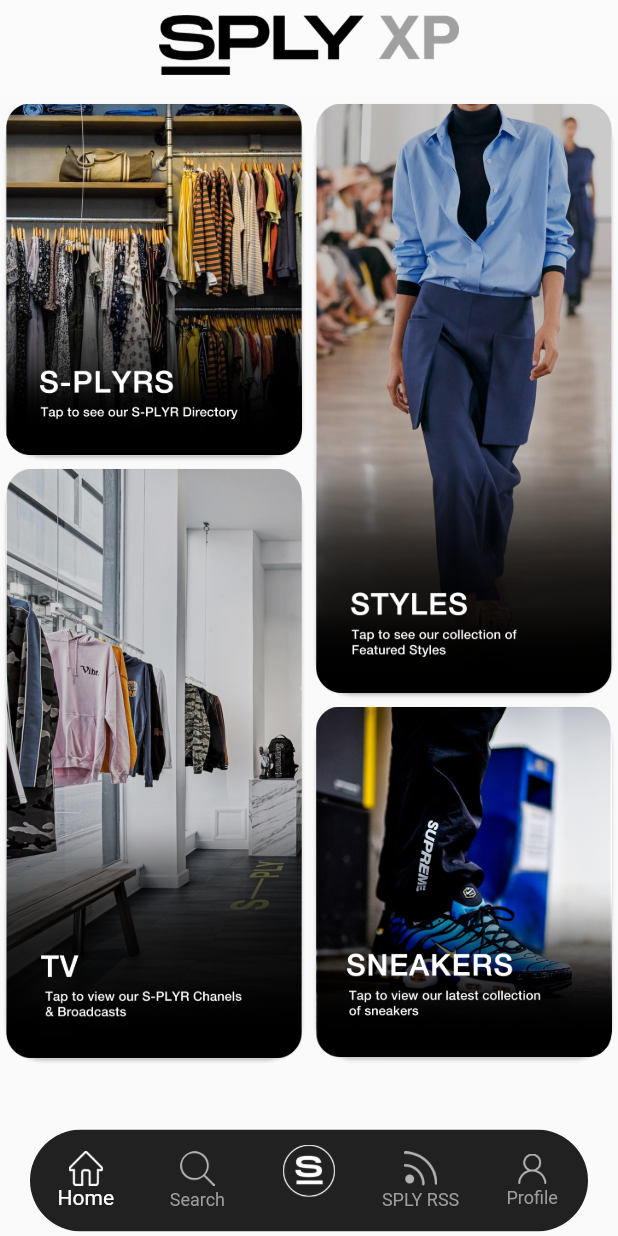
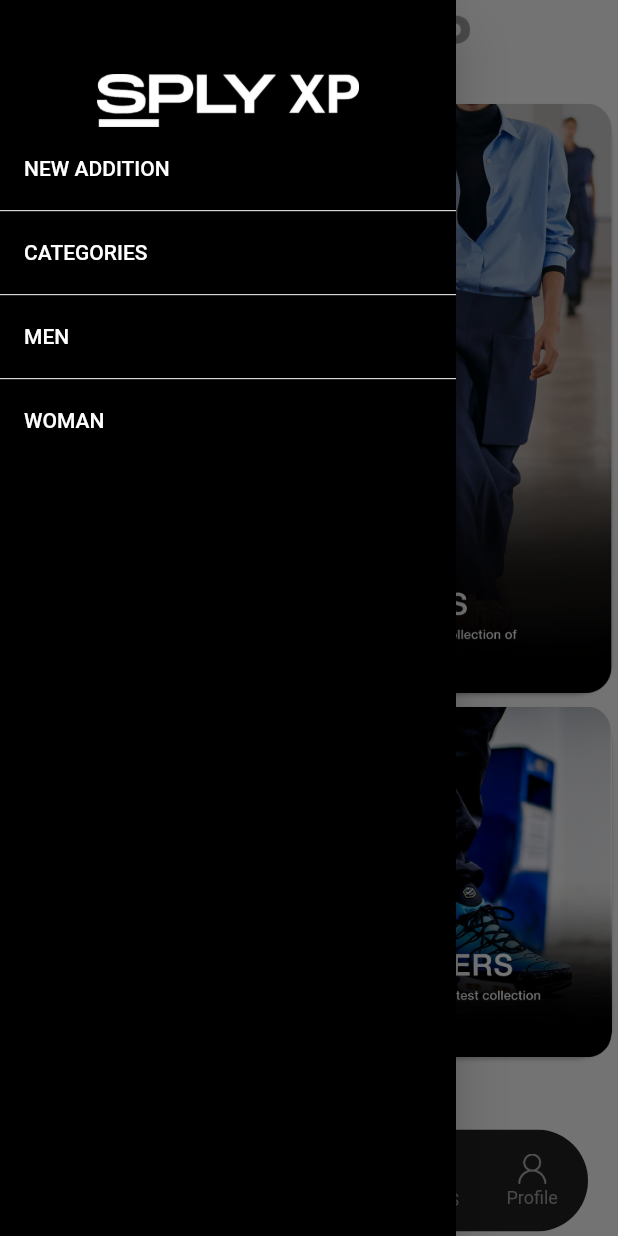
Before and after one commit to ZohaibAlvi98/appFrontend, a Flutter app: the screen it shows after launch, with the side drawer open (before the commit the screen has no drawer), on a phone screen of 412 x 824 dp. Run offline on Flutter 3.47's test engine with Material 2 defaults, Android fonts, the phone set to English and light mode, and no system bars; our stand-ins replace carousel_slider, chewie, image_picker, video_player, youtube_player_iframe.

Commit message:
added drawers

```diff
--- a/lib/bottomNav.dart
+++ b/lib/bottomNav.dart
@@ -30,6 +30,7 @@
   ];
   @override
   Widget build(BuildContext context) {
+    double width = MediaQuery.of(context).size.width;
     return WillPopScope(
         onWillPop: () async {
           if (_selectedIndex == 0) return true;
@@ -41,16 +42,35 @@
         child: Scaffold(
           appBar: _selectedIndex == 0
               ? AppBar(
+                  leading: Builder(
+                    builder: (context) => IconButton(
+                      icon: new Icon(
+                        Icons.menu,
+                        color: Colors.black,
+                        size: width * 0.11,
+                      ),
+                      onPressed: () => Scaffold.of(context).openDrawer(),
+                    ),
+                  ),
                   toolbarHeight: 60,
                   elevation: 0,
+                  centerTitle: true,
                   backgroundColor: Colors.white12,
-                  title: Center(
+                  title: Padding(
+                    padding: EdgeInsets.only(left: 15.0),
                     child: Image.asset(
                       'assets/images/home3.png',
                       height: 40,
                     ),
                   ))
               : Appbar(context),
+          drawer: Theme(
+              data: Theme.of(context).copyWith(
+                canvasColor: Colors
+                    .black, //This will change the drawer background to blue.
+                //other styles
+              ),
+              child: _selectedIndex == 0 ? drawerAppBar(context) : Container()),
           body: _bottomNavList.elementAt(_selectedIndex),
           bottomNavigationBar: Navbar(_onItemTapped, _selectedIndex),
         ));
--- a/lib/views/home.dart
+++ b/lib/views/home.dart
@@ -4,6 +4,7 @@
 import './sneakers/sneakers-main.dart';
 import './styles/styles-main.dart';
 import './tv/tv-main.dart';
+import '../widgets/innerAppBar.dart';
 
 class Home extends StatefulWidget {
   @override
--- a/lib/widgets/innerAppBar.dart
+++ b/lib/widgets/innerAppBar.dart
@@ -1,13 +1,32 @@
 import 'package:flutter/material.dart';
 import 'package:splyxp/views/cart/cart.dart';
+import '../views/drawer/by-category.dart';
+import '../views/drawer/men&women.dart';
+import '../views/drawer/arrivals.dart';
 
-void _navigatorPage(context) {
+void _navigatorPage(context, index) {
   // Navigator.of(context).pop(new PageRouteBuilder());
   Navigator.of(context).push(new PageRouteBuilder(
       opaque: true,
       transitionDuration: const Duration(),
       pageBuilder: (BuildContext context, _, __) {
-        return Cart();
+        if (index == 'cart') {
+          return Cart();
+        } else if (index == 'categories') {
+          return ByCategory();
+        } else if (index == 'men') {
+          return MenWoman(
+            page: 'men',
+          );
+        } else if (index == 'women') {
+          return MenWoman(
+            page: 'women',
+          );
+        } else if (index == 'new') {
+          return Arrivals();
+        } else {
+          return null;
+        }
       },
       transitionsBuilder: (_, Animation<double> animation, __, Widget child) {
         return new SlideTransition(
@@ -33,7 +52,7 @@
             height: 30,
           ),
           onPressed: () {
-            _navigatorPage(context);
+            _navigatorPage(context, 'cart');
           })
     ],
     toolbarHeight: 60,
@@ -65,7 +84,7 @@
                 height: 30,
               ),
               onPressed: () {
-                _navigatorPage(context);
+                _navigatorPage(context, 'cart');
               })
           : SizedBox()
     ],
@@ -125,7 +144,7 @@
             height: 30,
           ),
           onPressed: () {
-            _navigatorPage(context);
+            _navigatorPage(context, 'cart');
           })
     ],
     elevation: 0,
@@ -160,3 +179,65 @@
         : null,
   );
 }
+
+Widget drawerAppBar(context) {
+  return Drawer(
+      child: Column(
+    children: [
+      Padding(
+        padding: EdgeInsets.only(
+            top: (MediaQuery.of(context).size.height -
+                    MediaQuery.of(context).padding.top) *
+                0.06),
+        child: Center(
+          child: Image.asset(
+            'assets/images/drawerImg.jpg',
+            height: 35,
+          ),
+        ),
+      ),
+      ListView(
+          shrinkWrap: true,
+          children: ListTile.divideTiles(
+              //          <-- ListTile.divideTiles
+              context: context,
+              color: Colors.white,
+              tiles: [
+                InkWell(
+                  onTap: () {
+                    _navigatorPage(context, 'new');
+                  },
+                  child: ListTile(
+                    title: Text('NEW ADDITION',
+                        style: TextStyle(color: Colors.white)),
+                  ),
+                ),
+                InkWell(
+                  onTap: () {
+                    _navigatorPage(context, 'categories');
+                  },
+                  child: ListTile(
+                    title: Text('CATEGORIES',
+                        style: TextStyle(color: Colors.white)),
+                  ),
+                ),
+                InkWell(
+                  onTap: () {
+                    _navigatorPage(context, 'men');
+                  },
+                  child: ListTile(
+                    title: Text('MEN', style: TextStyle(color: Colors.white)),
+                  ),
+                ),
+                InkWell(
+                  onTap: () {
+                    _navigatorPage(context, 'women');
+                  },
+                  child: ListTile(
+                    title: Text('WOMAN', style: TextStyle(color: Colors.white)),
+                  ),
+                ),
+              ]).toList()),
+    ],
+  ));
+}
--- a/pubspec.yaml
+++ b/pubspec.yaml
@@ -67,7 +67,7 @@
     - assets/images/rssDetail/
     - assets/images/styleDetail/
     - assets/images/ByCategories/
-
+    - assets/images/arrivals/
 
 
   # To add assets to your application, add an assets section, like this:
```
Also changed, not shown: lib/views/cart/cart.dart (+7 -7 lines), lib/views/drawer/arrivals.dart (added, +152 -0 lines), lib/views/drawer/men&women.dart (+67 -15 lines), lib/views/s-plyrs/channel/channel.dart (+22 -22 lines), assets/images/ByCategories/accessories.jpg, assets/images/ByCategories/bottoms.jpg, assets/images/ByCategories/coats.jpg, assets/images/ByCategories/hoodies.jpg, assets/images/ByCategories/shorts.jpg, assets/images/ByCategories/sneakers.jpg, assets/images/ByCategories/sweaters.jpg, assets/images/ByCategories/tops.jpg, assets/images/arrivals/main.jpg (added), assets/images/drawerImg.jpg (added).
